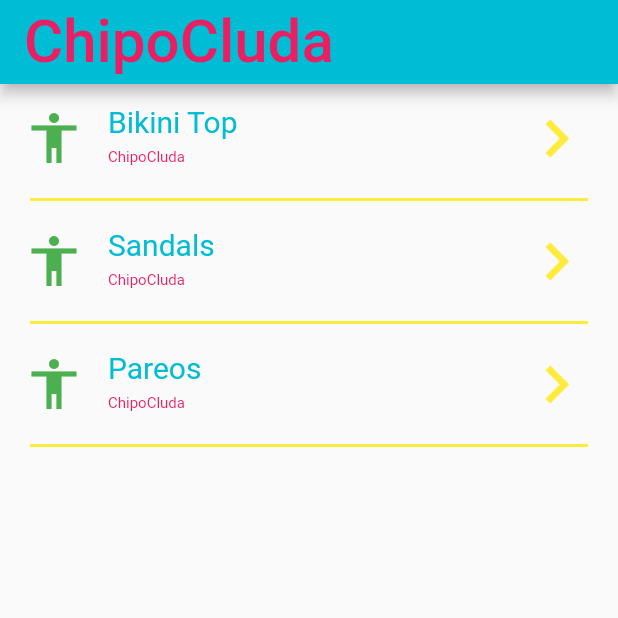
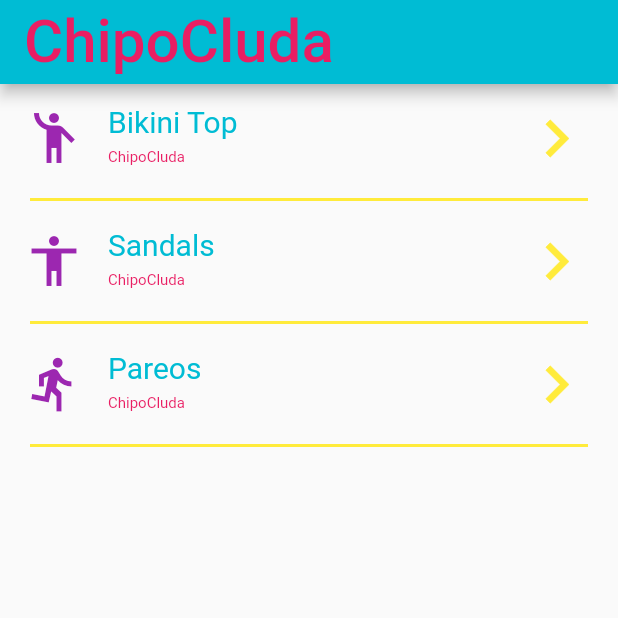
Before and after one commit to Ejidal/appDosFlutter, a Flutter app: the screen it shows after launch, on a phone screen of 412 x 824 dp, the top half of it. Run offline on Flutter 3.47's test engine with Material 2 defaults, Android fonts, the phone set to English and light mode, and no system bars.

Commit message:
Avance Capitulo 38. Udemy.

```diff
--- a/data/menu_opts.json
+++ b/data/menu_opts.json
@@ -3,7 +3,7 @@
     "rutas" : [
         {
             "ruta" : "alert",
-            "icon" : "add_alert",
+            "icon" : "emoji_people",
             "texto": "Bikini Top"
         },
         {
@@ -13,7 +13,7 @@
         },
         {
             "ruta" : "card",
-            "icon" : "folder_open",
+            "icon" : "directions_run",
             "texto": "Pareos"
         }
     ]
--- a/lib/src/pages/home_page.dart
+++ b/lib/src/pages/home_page.dart
@@ -1,6 +1,6 @@
 import 'package:flutter/material.dart';
 import 'package:appDos/src/providers/menu_provider.dart';
-
+import 'package:appDos/src/utils/icono_string_util.dart';
 
 class HomePage extends StatelessWidget {
 	final opciones = ['Top Bikini',
@@ -55,10 +55,8 @@ List<Widget>_listaItems(List<dynamic> data){
 					fontSize:10,
 					color:Colors.pink),//TextStyle
 			),//Text
-			leading:Icon(Icons.accessibility,
-				color:Colors.green,
-				size:40.0,
-			),//Icon
+			leading:getIcon(opt['icon']),
+
 			trailing:Icon(Icons.keyboard_arrow_right,
 				color:Colors.yellow,
 				size:50.0,
--- /dev/null
+++ b/lib/src/utils/icono_string_util.dart
@@ -0,0 +1,14 @@
+import 'package:flutter/material.dart';
+
+final _icons = <String, IconData> {
+	'emoji_people' : Icons.emoji_people,
+	'accessibility' : Icons.accessibility,
+	'directions_run' : Icons.directions_run,
+	};//_icons
+
+Icon getIcon (String nombreIcono) {
+
+	return Icon(_icons[nombreIcono],
+		color:Colors.purple,
+		size:40.0);//Icon
+}
```
